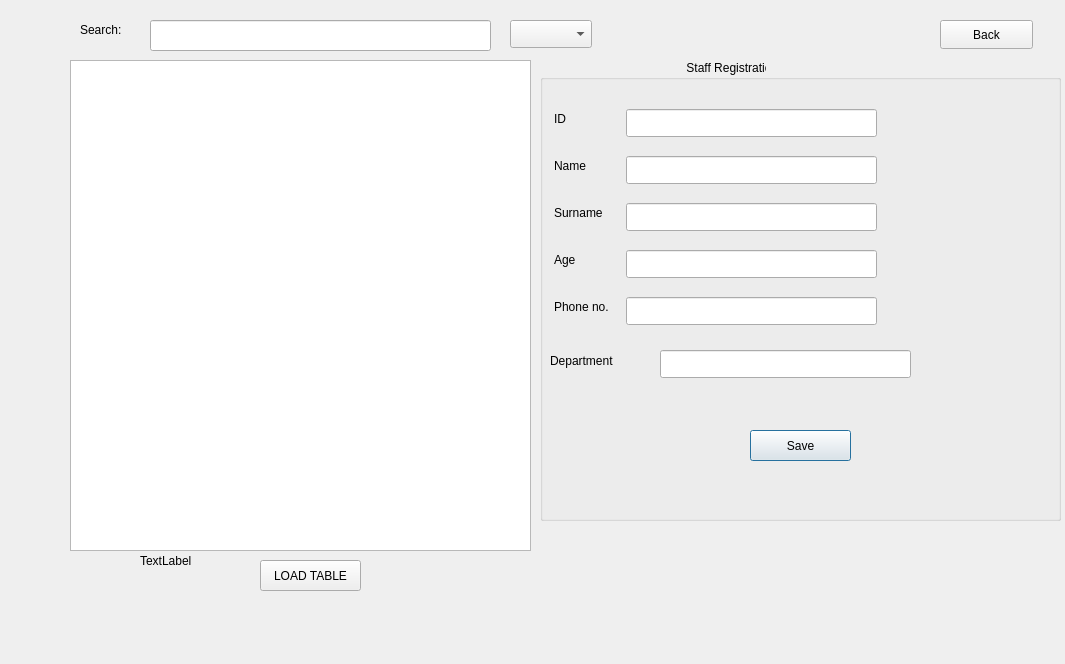
Above: Sqlite_DB/staffinfo.ui from AnishBharati/Qt-HMS before the change. Below: the same form after it.
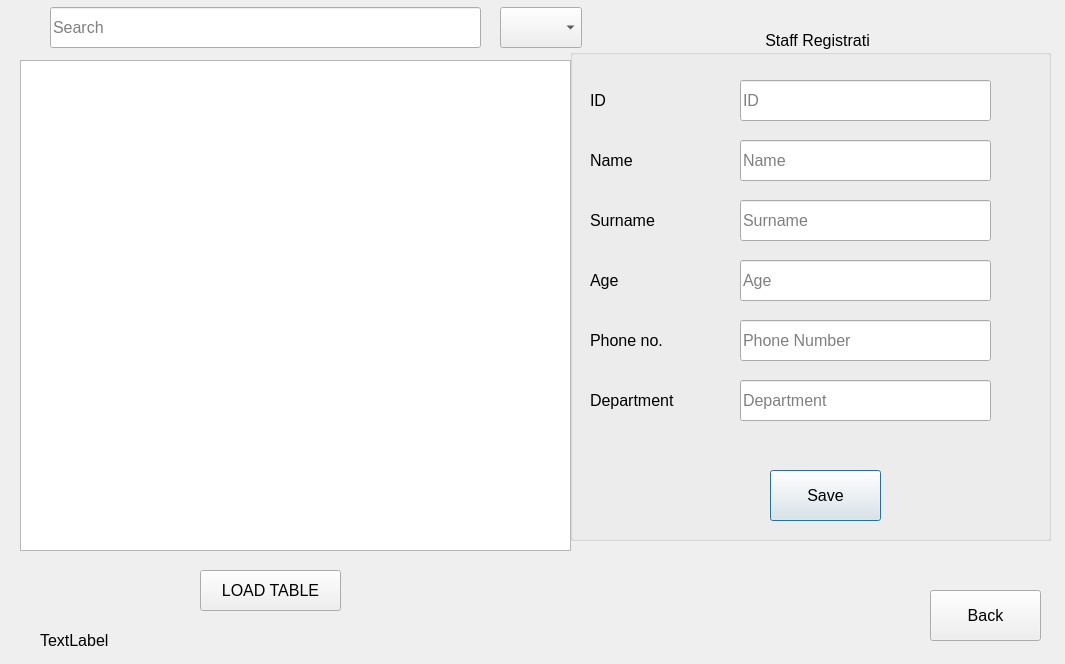
That is the form after the change.

The edit to the form file:
```diff
--- a/Sqlite_DB/staffinfo.ui
+++ b/Sqlite_DB/staffinfo.ui
@@ -16,22 +16,27 @@
   <widget class="QGroupBox" name="groupBox">
    <property name="geometry">
     <rect>
-     <x>540</x>
-     <y>60</y>
-     <width>521</width>
-     <height>461</height>
+     <x>570</x>
+     <y>30</y>
+     <width>481</width>
+     <height>511</height>
     </rect>
    </property>
+   <property name="font">
+    <font>
+     <pointsize>12</pointsize>
+    </font>
+   </property>
    <property name="title">
     <string>                                            Staff Registration</string>
    </property>
    <widget class="QLabel" name="label_6">
     <property name="geometry">
      <rect>
-      <x>14</x>
-      <y>49</y>
-      <width>16</width>
-      <height>20</height>
+      <x>20</x>
+      <y>50</y>
+      <width>51</width>
+      <height>41</height>
      </rect>
     </property>
     <property name="text">
@@ -41,20 +46,23 @@
    <widget class="QLineEdit" name="txt_id">
     <property name="geometry">
      <rect>
-      <x>86</x>
-      <y>49</y>
+      <x>170</x>
+      <y>50</y>
       <width>251</width>
-      <height>28</height>
+      <height>41</height>
      </rect>
     </property>
+    <property name="placeholderText">
+     <string>ID</string>
+    </property>
    </widget>
    <widget class="QLabel" name="label_7">
     <property name="geometry">
      <rect>
-      <x>14</x>
-      <y>96</y>
-      <width>40</width>
-      <height>20</height>
+      <x>20</x>
+      <y>110</y>
+      <width>61</width>
+      <height>41</height>
      </rect>
     </property>
     <property name="text">
@@ -64,20 +72,23 @@
    <widget class="QLineEdit" name="txt_name">
     <property name="geometry">
      <rect>
-      <x>86</x>
-      <y>96</y>
+      <x>170</x>
+      <y>110</y>
       <width>251</width>
-      <height>28</height>
+      <height>41</height>
      </rect>
     </property>
+    <property name="placeholderText">
+     <string>Name</string>
+    </property>
    </widget>
    <widget class="QLabel" name="label_8">
     <property name="geometry">
      <rect>
-      <x>14</x>
-      <y>143</y>
-      <width>58</width>
-      <height>20</height>
+      <x>20</x>
+      <y>170</y>
+      <width>91</width>
+      <height>41</height>
      </rect>
     </property>
     <property name="text">
@@ -87,20 +98,23 @@
    <widget class="QLineEdit" name="txt_surname">
     <property name="geometry">
      <rect>
-      <x>86</x>
-      <y>143</y>
+      <x>170</x>
+      <y>170</y>
       <width>251</width>
-      <height>28</height>
+      <height>41</height>
      </rect>
     </property>
+    <property name="placeholderText">
+     <string>Surname</string>
+    </property>
    </widget>
    <widget class="QLabel" name="label_9">
     <property name="geometry">
      <rect>
-      <x>14</x>
-      <y>190</y>
-      <width>27</width>
-      <height>20</height>
+      <x>20</x>
+      <y>230</y>
+      <width>61</width>
+      <height>41</height>
      </rect>
     </property>
     <property name="text">
@@ -110,20 +124,23 @@
    <widget class="QLineEdit" name="txt_age">
     <property name="geometry">
      <rect>
-      <x>86</x>
-      <y>190</y>
+      <x>170</x>
+      <y>230</y>
       <width>251</width>
-      <height>28</height>
+      <height>41</height>
      </rect>
     </property>
+    <property name="placeholderText">
+     <string>Age</string>
+    </property>
    </widget>
    <widget class="QLabel" name="label_10">
     <property name="geometry">
      <rect>
-      <x>14</x>
-      <y>237</y>
-      <width>65</width>
-      <height>20</height>
+      <x>20</x>
+      <y>290</y>
+      <width>101</width>
+      <height>41</height>
      </rect>
     </property>
     <property name="text">
@@ -133,20 +150,23 @@
    <widget class="QLineEdit" name="txt_phone">
     <property name="geometry">
      <rect>
-      <x>86</x>
-      <y>237</y>
+      <x>170</x>
+      <y>290</y>
       <width>251</width>
-      <height>28</height>
+      <height>41</height>
      </rect>
     </property>
+    <property name="placeholderText">
+     <string>Phone Number</string>
+    </property>
    </widget>
    <widget class="QPushButton" name="pushButton">
     <property name="geometry">
      <rect>
-      <x>210</x>
-      <y>370</y>
-      <width>101</width>
-      <height>31</height>
+      <x>200</x>
+      <y>440</y>
+      <width>111</width>
+      <height>51</height>
      </rect>
     </property>
     <property name="text">
@@ -156,10 +176,10 @@
    <widget class="QLabel" name="label">
     <property name="geometry">
      <rect>
-      <x>10</x>
-      <y>290</y>
-      <width>91</width>
-      <height>21</height>
+      <x>20</x>
+      <y>350</y>
+      <width>131</width>
+      <height>41</height>
      </rect>
     </property>
     <property name="text">
@@ -169,23 +189,31 @@
    <widget class="QLineEdit" name="txt_phone_2">
     <property name="geometry">
      <rect>
-      <x>120</x>
-      <y>290</y>
+      <x>170</x>
+      <y>350</y>
       <width>251</width>
-      <height>28</height>
+      <height>41</height>
      </rect>
     </property>
+    <property name="placeholderText">
+     <string>Department</string>
+    </property>
    </widget>
   </widget>
   <widget class="QPushButton" name="pushButton_2">
    <property name="geometry">
     <rect>
-     <x>940</x>
-     <y>20</y>
-     <width>93</width>
-     <height>29</height>
+     <x>930</x>
+     <y>590</y>
+     <width>111</width>
+     <height>51</height>
     </rect>
    </property>
+   <property name="font">
+    <font>
+     <pointsize>12</pointsize>
+    </font>
+   </property>
    <property name="text">
     <string>Back</string>
    </property>
@@ -193,12 +221,17 @@
   <widget class="QLabel" name="label_third">
    <property name="geometry">
     <rect>
-     <x>140</x>
-     <y>540</y>
-     <width>111</width>
+     <x>40</x>
+     <y>620</y>
+     <width>211</width>
      <height>41</height>
     </rect>
    </property>
+   <property name="font">
+    <font>
+     <pointsize>12</pointsize>
+    </font>
+   </property>
    <property name="text">
     <string>TextLabel</string>
    </property>
@@ -206,32 +239,47 @@
   <widget class="QTableView" name="tableView">
    <property name="geometry">
     <rect>
-     <x>70</x>
+     <x>20</x>
      <y>60</y>
-     <width>461</width>
+     <width>551</width>
      <height>491</height>
     </rect>
    </property>
+   <property name="font">
+    <font>
+     <pointsize>12</pointsize>
+    </font>
+   </property>
   </widget>
   <widget class="QComboBox" name="cbColumnas">
    <property name="geometry">
     <rect>
-     <x>510</x>
-     <y>20</y>
+     <x>500</x>
+     <y>7</y>
      <width>82</width>
-     <height>28</height>
+     <height>41</height>
     </rect>
    </property>
+   <property name="font">
+    <font>
+     <pointsize>12</pointsize>
+    </font>
+   </property>
   </widget>
   <widget class="QPushButton" name="pushButton_3">
    <property name="geometry">
     <rect>
-     <x>260</x>
-     <y>560</y>
-     <width>101</width>
-     <height>31</height>
+     <x>200</x>
+     <y>570</y>
+     <width>141</width>
+     <height>41</height>
     </rect>
    </property>
+   <property name="font">
+    <font>
+     <pointsize>12</pointsize>
+    </font>
+   </property>
    <property name="text">
     <string>LOAD TABLE</string>
    </property>
@@ -239,24 +287,19 @@
   <widget class="QLineEdit" name="lineEdit">
    <property name="geometry">
     <rect>
-     <x>150</x>
-     <y>20</y>
-     <width>341</width>
-     <height>31</height>
+     <x>50</x>
+     <y>7</y>
+     <width>431</width>
+     <height>41</height>
     </rect>
    </property>
-  </widget>
-  <widget class="QLabel" name="label_2">
-   <property name="geometry">
-    <rect>
-     <x>80</x>
-     <y>20</y>
-     <width>63</width>
-     <height>20</height>
-    </rect>
+   <property name="font">
+    <font>
+     <pointsize>12</pointsize>
+    </font>
    </property>
-   <property name="text">
-    <string>Search:</string>
+   <property name="placeholderText">
+    <string>Search</string>
    </property>
   </widget>
  </widget>
```
